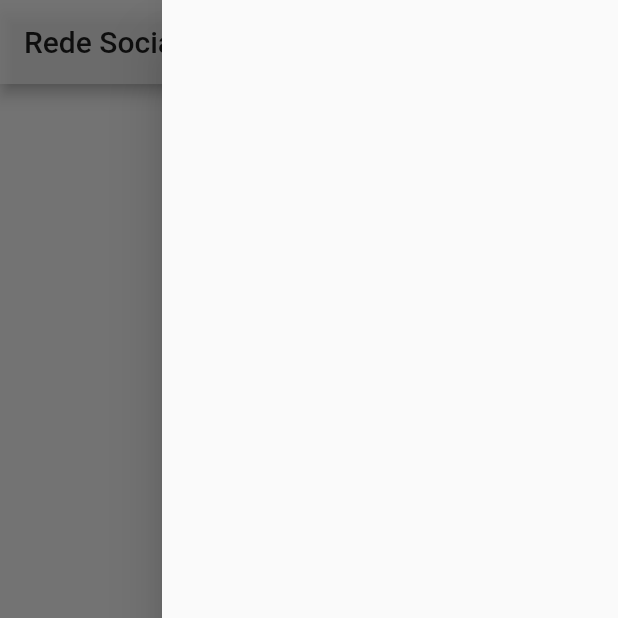
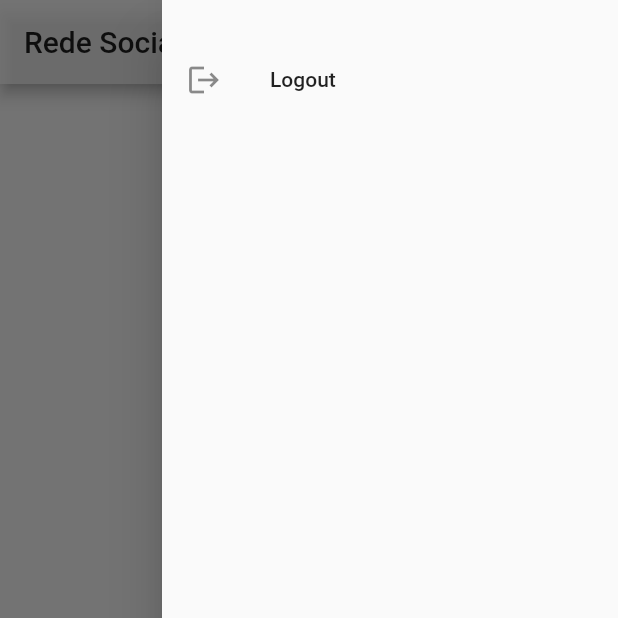
Before and after one commit to TulioPintoNeto/Flutter, a Flutter app: the Home screen opened by its route, with the side drawer open, on a phone screen of 412 x 824 dp, the top half of it. Run offline on Flutter 3.47's test engine with Material 2 defaults, Android fonts, the phone set to English and light mode, and no system bars.

Commit message:
feat: Funcionalidade de Logout - Adicionada no menu lateral, agora o usuário pode deslogar do sistema, sendo direcionado para a página de login.

```diff
--- a/Estudos/lib/home.dart
+++ b/Estudos/lib/home.dart
@@ -25,7 +25,22 @@ class HomeState extends State<Home> {
         automaticallyImplyLeading: false,
         iconTheme: IconThemeData(color: Colors.black87),
       ),
-      endDrawer: Drawer(),
+      endDrawer: Drawer(
+        child: Padding(
+          padding: EdgeInsets.symmetric(vertical: 25.0),
+          child: Column(
+            children: [
+              ListTile(
+                leading: Icon(Icons.logout),
+                title: Text("Logout"),
+                onTap: () {
+                  Navigator.of(context).pushReplacementNamed('/');
+                },
+              ),
+            ],
+          ),
+        ),
+      ),
       bottomNavigationBar: BottomNavigationBar(
         type: BottomNavigationBarType.fixed,
         currentIndex: _currentIndex,
```
